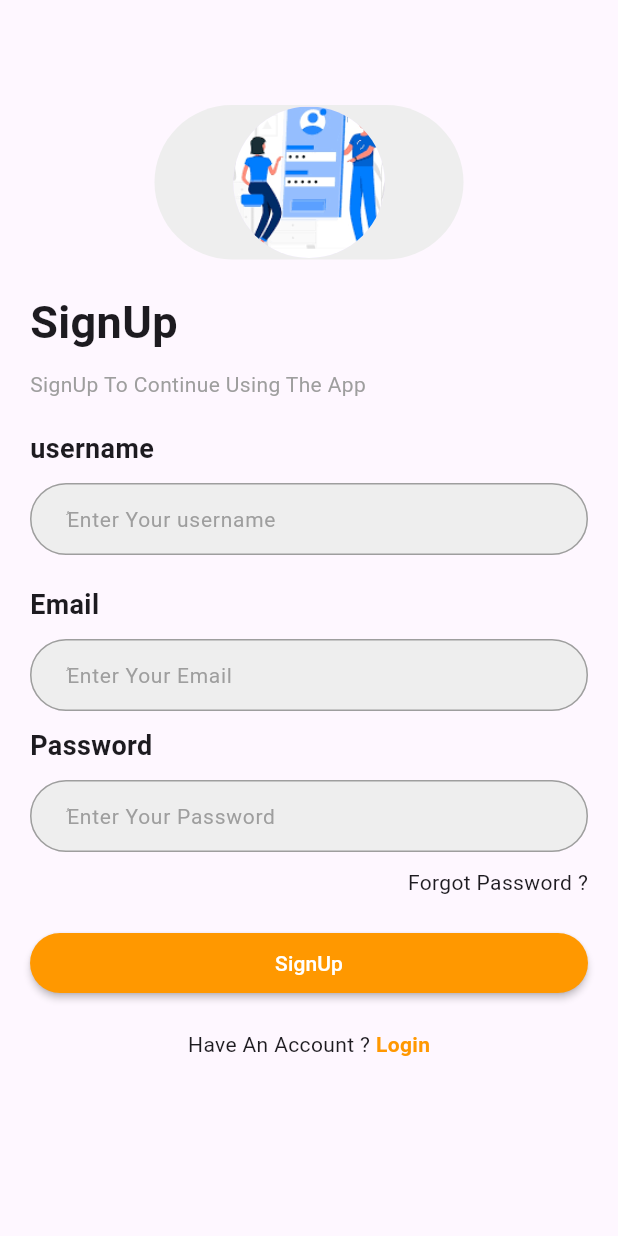
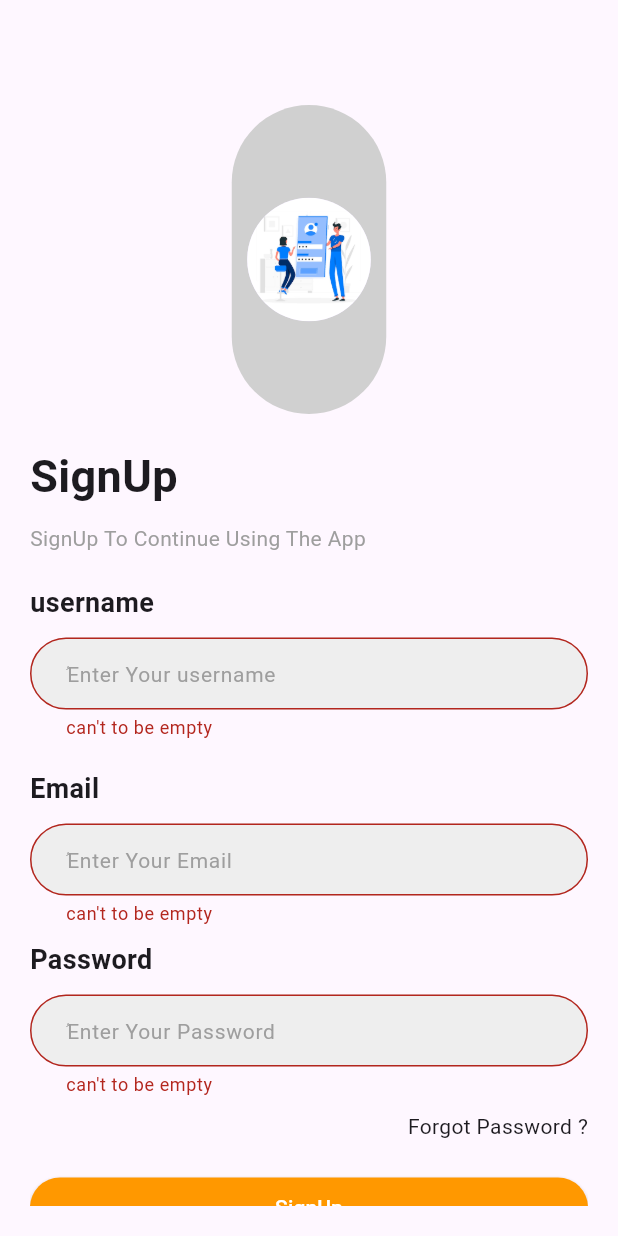
Before and after one commit to SamarElzubier/basic.github.io, a Flutter app: the SignUp screen opened by its route, after a tap on "SignUp", on a phone screen of 412 x 824 dp. Run offline on Flutter 3.47's test engine with Material 3 defaults, Android fonts, the phone set to English and light mode, and no system bars; our stand-ins replace awesome_dialog, bloc, dio, firebase_auth, firebase_core, flutter_bloc; accounts and stored records are empty.

Commit message:
first commit

```diff
--- a/lib/component/logo.dart
+++ b/lib/component/logo.dart
@@ -10,17 +10,18 @@ class CustomLogoAuth extends StatelessWidget {
     return Center(
                 child: Container(
                     alignment: Alignment.center,
-                    width: MediaQuery.of(context).size.height/4,
-                    height: MediaQuery.of(context).size.width/4,
+                    width: MediaQuery.of(context).size.width/4,
+                    height: MediaQuery.of(context).size.height/4,
                     padding:  EdgeInsets.all(MediaQuery.paddingOf(context).deflateSize(Size.square(10)).width/10),
 
                     decoration: BoxDecoration(
-                        color: Colors.grey[200],
-                        borderRadius:BorderRadius.circular(MediaQuery.sizeOf(context).longestSide/1)),
-                        // BorderRadius.circular(70)),
-                    child:  CircleAvatar( backgroundImage: AssetImage("assets/images/download.png",
-                      ),
-                      radius:MediaQuery.of(context).size.width/5,
+                        color: Color.fromARGB(255, 208, 208, 208),
+                        borderRadius:BorderRadius.circular(MediaQuery.sizeOf(context).width/4)),
+
+                    child: CircleAvatar( backgroundImage: AssetImage("assets/images/download.png",
+
+                   ),
+                      radius:MediaQuery.of(context).size.width/10,
 
                     )),
               );
--- a/lib/component/textformfield.dart
+++ b/lib/component/textformfield.dart
@@ -4,12 +4,13 @@ import 'package:flutter/material.dart';
 class CustomTextForm extends StatelessWidget {
   final String hinttext ;
   final TextEditingController mycontroller ;
-
-  const CustomTextForm({super.key, required this.hinttext, required this.mycontroller});
+ final String? Function(String?)? validator;
+  const CustomTextForm({super.key, required this.hinttext, required this.mycontroller, required this.validator});
 
   @override
   Widget build(BuildContext context) {
     return TextFormField(
+      validator: validator,
       controller: mycontroller ,
       decoration: InputDecoration(
           hintText: hinttext,
--- a/lib/my_firebase_auth/signup.dart
+++ b/lib/my_firebase_auth/signup.dart
@@ -1,6 +1,7 @@
 // ignore_for_file: prefer_const_constructors
 
 
+import 'package:awesome_dialog/awesome_dialog.dart';
 import 'package:firebase_auth/firebase_auth.dart';
 import 'package:flutter/material.dart';
 import 'package:flutter_projrcts/component/buttom.dart';
@@ -21,13 +22,16 @@ class _SignUpState extends State<SignUp> {
   TextEditingController email = TextEditingController();
   TextEditingController password = TextEditingController();
 
+GlobalKey<FormState> formState = GlobalKey<FormState> ();
   @override
   Widget build(BuildContext context) {
     return Scaffold(
       body: Container(
         padding:  EdgeInsets.all(20),
         child: ListView(children: [
-          Column(
+          Form(
+            key: formState,
+            child: Column(
               crossAxisAlignment: CrossAxisAlignment.start,
               children: [
                 Container(height: 50),
@@ -45,7 +49,11 @@ class _SignUpState extends State<SignUp> {
                 ),
                 Container(height: 10),
                 CustomTextForm(
-                  hinttext: "ُEnter Your username", mycontroller: username),
+                    hinttext: "ُEnter Your username", mycontroller: username,validator: (val){
+                        if(val ==""){
+                          return "can't to be empty";
+                        }
+                      }),
                 Container(height: 20),
                  Text(
                   "Email",
@@ -53,7 +61,11 @@ class _SignUpState extends State<SignUp> {
                 ),
                 Container(height: 10),
                 CustomTextForm(
-                  hinttext: "ُEnter Your Email", mycontroller: email),
+                    hinttext: "ُEnter Your Email", mycontroller: email,validator: (val){
+                        if(val ==""){
+                          return "can't to be empty";
+                        }
+                      }),
                 Container(height: 10),
                  Text(
                   "Password",
@@ -61,7 +73,11 @@ class _SignUpState extends State<SignUp> {
                 ),
                 Container(height: 10),
                 CustomTextForm(
-                  hinttext: "ُEnter Your Password", mycontroller: password),
+                    hinttext: "ُEnter Your Password", mycontroller: password,validator: (val){
+                        if(val ==""){
+                          return "can't to be empty";
+                        }
+                      }),
                 Container(
                   margin:  EdgeInsets.only(top: 10, bottom: 20),
                   alignment: Alignment.topRight,
@@ -74,7 +90,9 @@ class _SignUpState extends State<SignUp> {
                 ),
               ],
             ),
+          ),
           CustomButtonAuth(title: "SignUp", onPressed: () async{
+            if(formState.currentState!.validate()){
             try {
   final credential = await FirebaseAuth.instance.createUserWithEmailAndPassword(
     email: email.text,
@@ -84,11 +102,37 @@ class _SignUpState extends State<SignUp> {
 } on FirebaseAuthException catch (e) {
   if (e.code == 'weak-password') {
     print('The password provided is too weak.');
+
+AwesomeDialog(
+            context: context,
+            dialogType: DialogType.error,
+            animType: AnimType.rightSlide,
+            title: 'error',
+            desc: 'The password provided is too weak.',
+            btnCancelOnPress: () {},
+            btnOkOnPress: () {},
+            ).show();
+
   } else if (e.code == 'email-already-in-use') {
     print('The account already exists for that email.');
+
+AwesomeDialog(
+            context: context,
+            dialogType: DialogType.error,
+            animType: AnimType.rightSlide,
+            title: 'error',
+            desc: 'The account already exists for that email.',
+            btnCancelOnPress: () {},
+            btnOkOnPress: () {},
+            ).show();
+
   }
 } catch (e) {
   print(e);
+}
+   }
+   else{
+            print("Not valid");
           }
     }),
           Container(height: 20),
--- a/lib/register.dart
+++ b/lib/register.dart
@@ -1,5 +1,5 @@
 // import'package:flutter/material.dart';
-// ignore_for_file: prefer_const_constructors, prefer_const_literals_to_create_immutables
+// ignore_for_file: prefer_const_constructors, prefer_const_literals_to_create_immutables, curly_braces_in_flow_control_structures
 
 import 'package:awesome_dialog/awesome_dialog.dart';
 import 'package:firebase_auth/firebase_auth.dart';
@@ -22,13 +22,16 @@ class _LoginState extends State<Login> {
   TextEditingController email = TextEditingController();
   TextEditingController password = TextEditingController();
 
+GlobalKey<FormState> formState = GlobalKey<FormState> ();
   @override
   Widget build(BuildContext context) {
     return Scaffold(
       body: Container(
         padding: const EdgeInsets.all(20),
         child: ListView(children: [
-          Column(
+          Form(
+            key: formState,
+            child: Column(
               crossAxisAlignment: CrossAxisAlignment.start,
               children: [
                 Container(height: 50),
@@ -46,7 +49,11 @@ class _LoginState extends State<Login> {
                 ),
                 Container(height: 10),
                 CustomTextForm(
-                  hinttext: "ُEnter Your Email", mycontroller: email),
+                    hinttext: "ُEnter Your Email", mycontroller: email,validator: (val){
+                      if(val ==""){
+                        return "can't to be empty";
+                      }
+                    },),
                 Container(height: 10),
                  Text(
                   "Password",
@@ -54,7 +61,11 @@ class _LoginState extends State<Login> {
                 ),
                 Container(height: 10),
                 CustomTextForm(
-                  hinttext: "ُEnter Your Password", mycontroller: password),
+                    hinttext: "ُEnter Your Password", mycontroller: password,validator: (val){
+                      if(val ==""){
+                        return "can't to be empty";
+                      }
+                    }),
                 Container(
                   margin:  EdgeInsets.only(top: 10, bottom: 20),
                   alignment: Alignment.topRight,
@@ -67,7 +78,9 @@ class _LoginState extends State<Login> {
                 ),
               ],
             ),
+          ),
           CustomButtonAuth(title: "login", onPressed: ()async{
+            if(formState.currentState!.validate()){
 try {
   // ignore: unused_local_variable
   final credential = await FirebaseAuth.instance.signInWithEmailAndPassword(
@@ -87,7 +100,7 @@ try {
             btnCancelOnPress: () {},
             btnOkOnPress: () {},
             ).show();
-  } else if (e.code == e.code //'wrong-password'
+  } else if (e.code ==e.code //'wrong-password'
   ) {
     print('Wrong password provided for that user.');
     AwesomeDialog(
@@ -99,10 +112,15 @@ try {
            btnCancelOnPress: () {},
             btnOkOnPress: () {},
             ).show();
+
            }
-}//credential
+          }}
+          else{
+            print("Not valid");
+          }
+              }
 
-          }),
+    ),
           Container(height: 20),
 
           MaterialButton(
```
Lines whose indentation alone changed are shown as unchanged.
